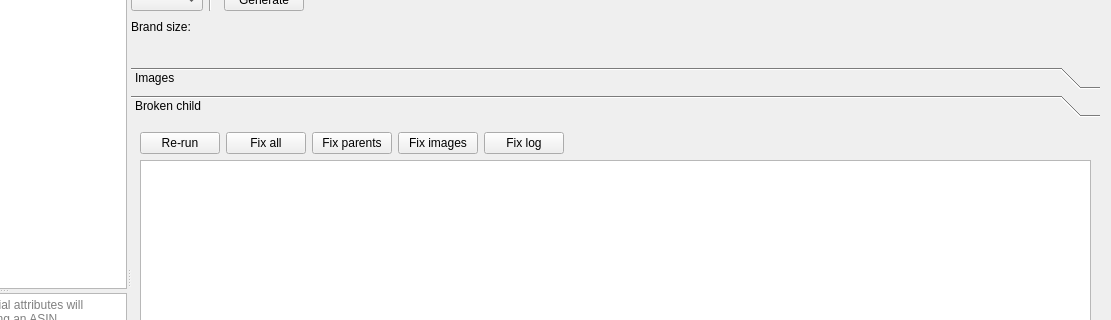
Above: AmazonTemplate3/gui/panes/PaneSizing.ui from icingerpower/AmazonTemplate3 before the change; both pictures show x 140 to 1251 and y 114 to 434 of the 1251 by 781 pixel window. Below: the same form after it.
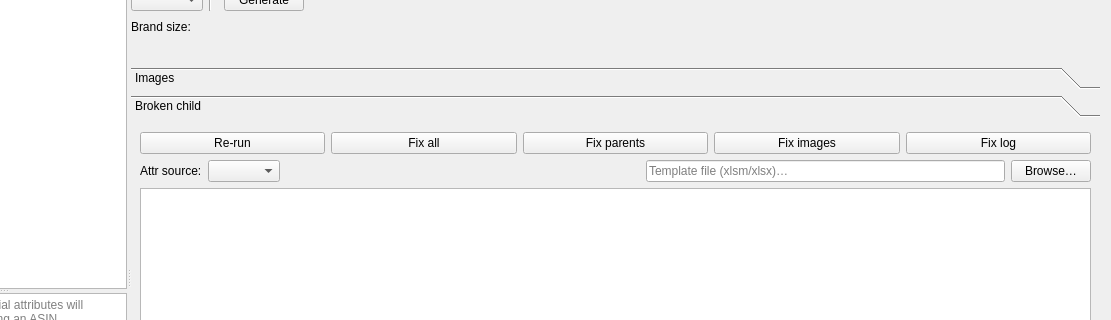
That is the form after the change. Custom widgets are drawn as their Qt base class.

Commit message: PaneSizing: broken template browser + apparel attrs + image_detail fix.

```diff
--- a/AmazonTemplate3/gui/panes/PaneSizing.ui
+++ b/AmazonTemplate3/gui/panes/PaneSizing.ui
@@ -442,19 +442,51 @@
                </property>
               </widget>
              </item>
+            </layout>
+           </item>
+           <item>
+            <layout class="QHBoxLayout" name="horizontalLayout_brokenAttr">
              <item>
-              <spacer name="horizontalSpacer_7">
+              <widget class="QLabel" name="labelBrokenAttrSource">
+               <property name="text">
+                <string>Attr source:</string>
+               </property>
+              </widget>
+             </item>
+             <item>
+              <widget class="QComboBox" name="comboBoxBrokenAttrMarket">
+               <property name="minimumWidth">
+                <number>60</number>
+               </property>
+              </widget>
+             </item>
+             <item>
+              <spacer name="horizontalSpacer_brokenAttr">
                <property name="orientation">
                 <enum>Qt::Orientation::Horizontal</enum>
                </property>
                <property name="sizeHint" stdset="0">
                 <size>
-                 <width>40</width>
+                 <width>20</width>
                  <height>20</height>
                 </size>
                </property>
               </spacer>
              </item>
+             <item>
+              <widget class="QLineEdit" name="lineEditBrokenTemplate">
+               <property name="placeholderText">
+                <string>Template file (xlsm/xlsx)…</string>
+               </property>
+              </widget>
+             </item>
+             <item>
+              <widget class="QPushButton" name="buttonBrowseBrokenTemplate">
+               <property name="text">
+                <string>Browse…</string>
+               </property>
+              </widget>
+             </item>
             </layout>
            </item>
            <item>
```
The commit also changes 7 other files.
